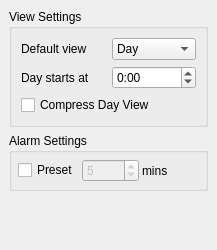
First picture: the form in src/applications/datebook/datebooksettingsbase_phone.ui, repository openmoko/qtopia, before the edit.
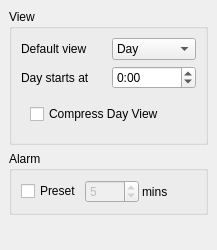
Second picture: the form after the edit.

```diff
--- a/src/applications/datebook/datebooksettingsbase_phone.ui
+++ b/src/applications/datebook/datebooksettingsbase_phone.ui
@@ -22,7 +22,7 @@
    <item>
     <widget class="QGroupBox" name="fraView" >
      <property name="title" >
-      <string>View Settings</string>
+      <string>View</string>
      </property>
      <layout class="QVBoxLayout" >
       <property name="margin" >
@@ -96,7 +96,7 @@
        <widget class="QWidget" native="1" name="widCompress" >
         <layout class="QVBoxLayout" >
          <property name="margin" >
-          <number>0</number>
+          <number>9</number>
          </property>
          <property name="spacing" >
           <number>0</number>
@@ -127,11 +127,11 @@
    <item>
     <widget class="QGroupBox" name="fraAlarm" >
      <property name="title" >
-      <string>Alarm Settings</string>
+      <string>Alarm</string>
      </property>
      <layout class="QVBoxLayout" >
       <property name="margin" >
-       <number>3</number>
+       <number>9</number>
       </property>
       <property name="spacing" >
        <number>6</number>
@@ -139,7 +139,7 @@
       <item>
        <layout class="QHBoxLayout" >
         <property name="margin" >
-         <number>3</number>
+         <number>0</number>
         </property>
         <property name="spacing" >
          <number>3</number>
```
Left out of the diff: 6 changed lines with no effect on the pictures.
